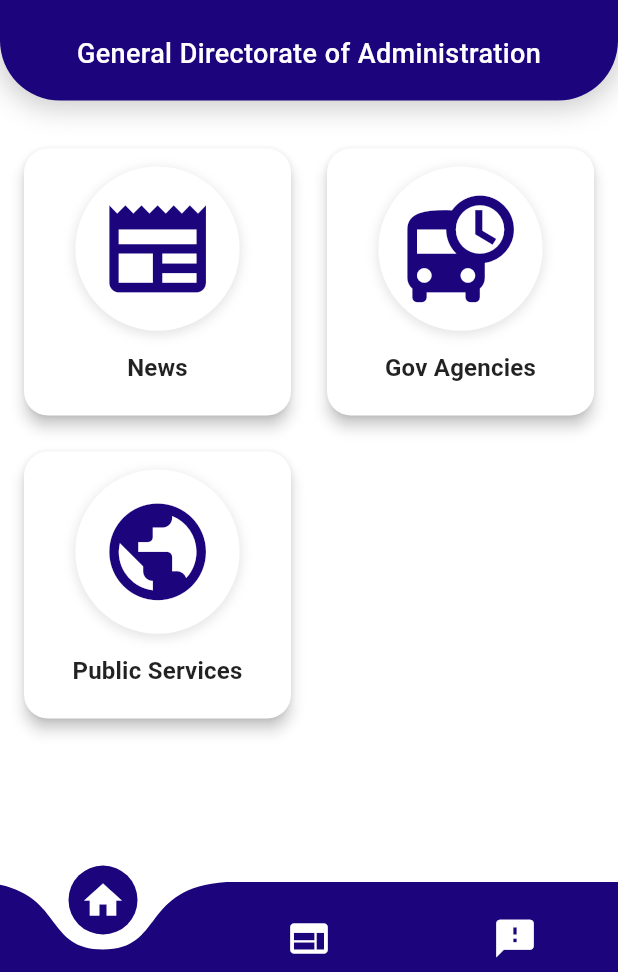
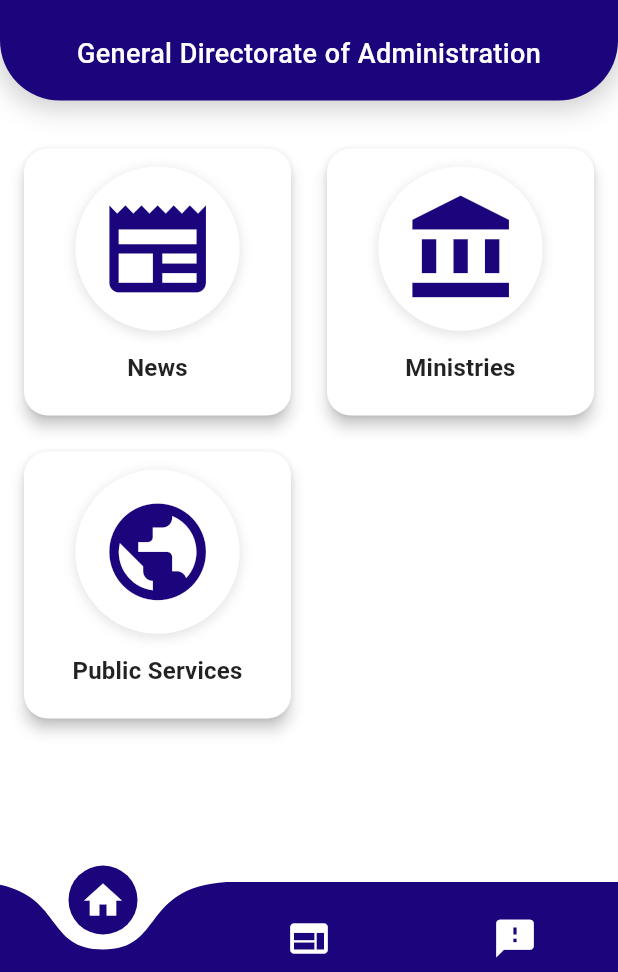
Before and after one commit to Noorchakari1/my-flutter-app, a Flutter app: the EnglishScreen screen opened by its route, on a phone screen of 412 x 824 dp, the part 264-1236 px from its top. Run offline on Flutter 3.47's test engine with Material 3 defaults, Android fonts, the phone set to English and light mode, and no system bars; drawn by our look-alikes of curved_navigation_bar; our stand-ins replace cached_network_image, flutter_html, flutter_riverpod, riverpod_annotation, share_plus, shared_preferences and 2 more; missing offline and left inert: webview_flutter_android; accounts and stored records are empty; generated files the repository leaves out were written again; statements that could not run were skipped.

```diff
--- a/lib/features/language/presentation/screens/english_screen.dart
+++ b/lib/features/language/presentation/screens/english_screen.dart
@@ -63,17 +63,24 @@ class _EnglishScreenState extends State<EnglishScreen> {
                   },
                 ),
                 CustomButton(
-                  title: 'Gov Agencies',
-                  iconData: Icons.departure_board,
+                  title: 'Ministries',
+                  iconData: Icons.account_balance,
                   onPressed: () {
-                    Navigator.of(context).push(MaterialPageRoute(
-                      builder: (context) => WebViewScreen(
-                        url: AppConstants.aopMinistryUrls['english']!,
-                        language: 'english',
-                      ),
-                    ));
+                    Navigator.of(context).pushNamed(Routes.ministries);
                   },
                 ),
+                // CustomButton(
+                //   title: 'Gov Agencies',
+                //   iconData: Icons.departure_board,
+                //   onPressed: () {
+                //     Navigator.of(context).push(MaterialPageRoute(
+                //       builder: (context) => WebViewScreen(
+                //         url: AppConstants.aopMinistryUrls['english']!,
+                //         language: 'english',
+                //       ),
+                //     ));
+                //   },
+                // ),
                 CustomButton(
                   title: 'Public Services',
                   iconData: Icons.public,
```
Also changed, not shown: lib/features/language/presentation/screens/pashto_screen.dart (+15 -8 lines).
